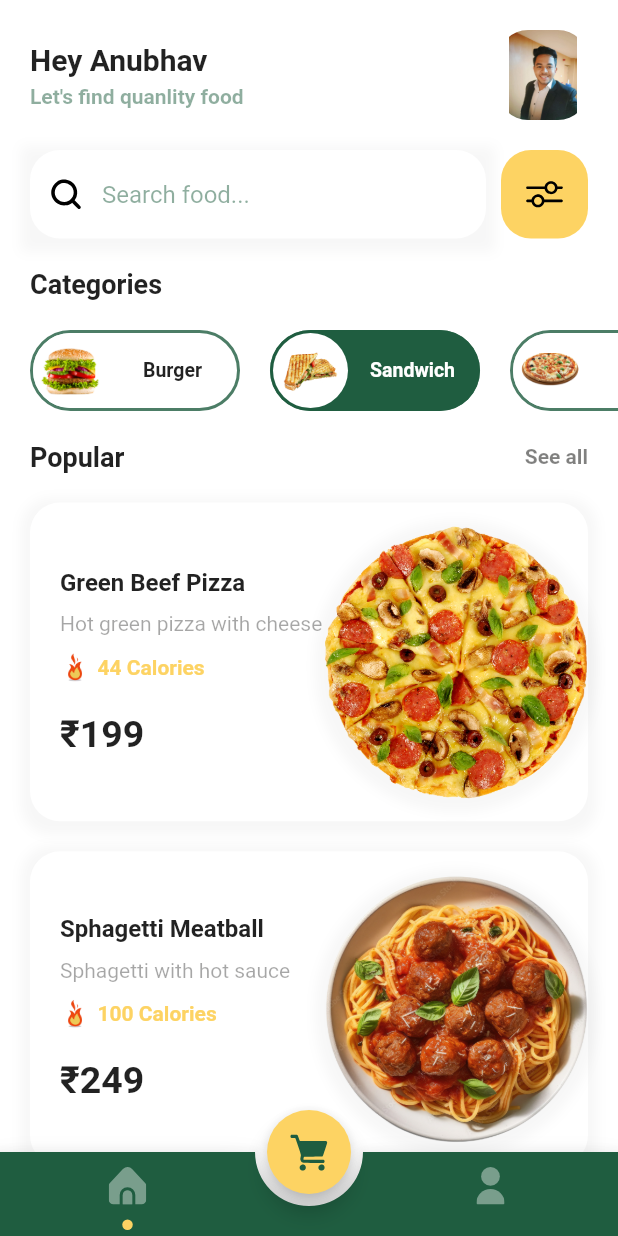
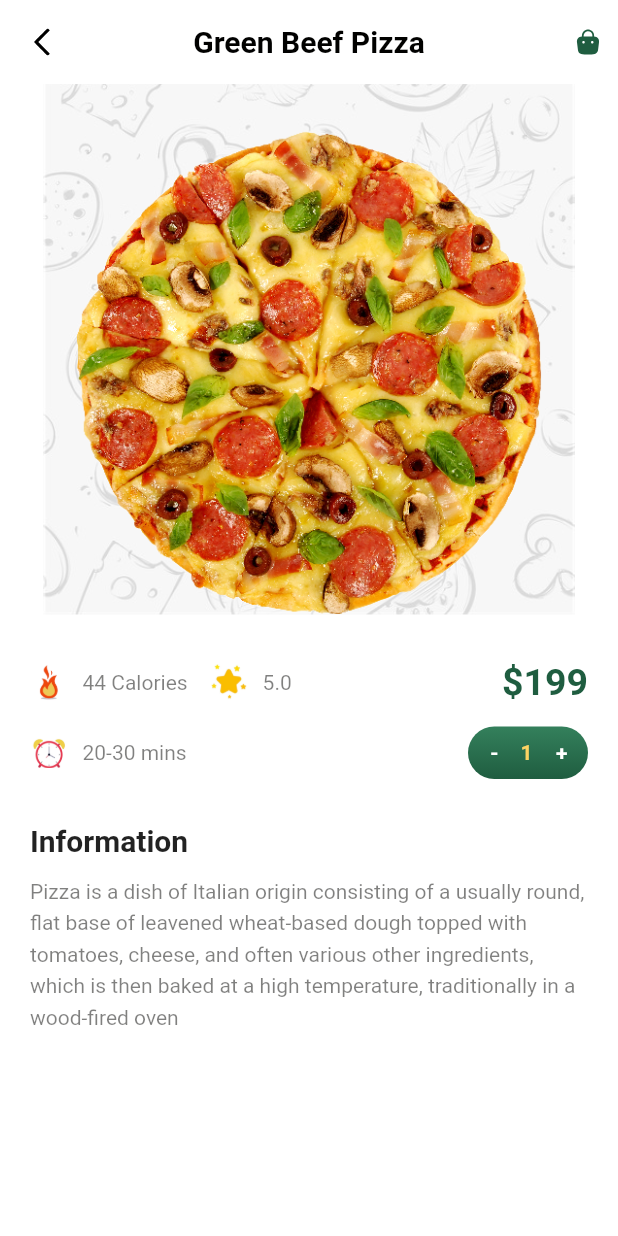
Before and after one commit to anubhavyadav111/foodapp, a Flutter app: the screen it shows after launch, after a tap on "Green Beef Pizza", on a phone screen of 412 x 824 dp. Run offline on Flutter 3.47's test engine with Material 2 defaults, Android fonts, the phone set to English and light mode, and no system bars; drawn by our look-alikes of animated_bottom_navigation_bar, scroll_to_index; our stand-ins replace flutter_svg, get.

Commit message:
food app ui done

```diff
--- /dev/null
+++ b/lib/components/backward_button.dart
@@ -0,0 +1,30 @@
+import 'package:flutter/material.dart';
+import 'package:flutter_svg/flutter_svg.dart';
+import 'package:get/get.dart';
+import 'package:get/get_navigation/get_navigation.dart';
+
+class BackwardButton extends StatelessWidget {
+  const BackwardButton({super.key});
+
+  @override
+  Widget build(BuildContext context) {
+    return Material(
+      color: Colors.transparent,
+      child: InkWell(
+        onTap: () {
+          Get.back();
+        },
+        borderRadius: BorderRadius.circular(100),
+        child: Container(
+          decoration: BoxDecoration(
+            borderRadius: BorderRadius.circular(100),
+          ),
+          padding: EdgeInsets.all(19),
+          width: 20,
+          height: 20,
+          child: SvgPicture.asset("assets/icons/arrow-backward.svg"),
+        ),
+      ),
+    );
+  }
+}
--- /dev/null
+++ b/lib/components/custom_quality.dart
@@ -0,0 +1,48 @@
+
+import 'package:flutter/material.dart';
+import 'package:foodapp/color.dart';
+
+class CustomQuality extends StatelessWidget {
+  const CustomQuality({super.key});
+
+  @override
+  Widget build(BuildContext context) {
+    return Container(
+      height: 35,
+      width: 80,
+      decoration: BoxDecoration(
+          borderRadius: BorderRadius.circular(40), gradient: gradientPrimary),
+      child: Row(children: [
+        Container(
+          width: 35,
+          height: 35,
+          decoration: BoxDecoration(
+            borderRadius: BorderRadius.circular(100),
+          ),
+          child: Center(
+              child: Text(
+            "-",
+            style: TextStyle(color: white, fontWeight: FontWeight.bold),
+          )),
+        ),
+        Expanded(
+            child: Text(
+          "1",
+          style: TextStyle(color: secodPrimary, fontWeight: FontWeight.bold),
+        )),
+        Container(
+          width: 35,
+          height: 35,
+          decoration: BoxDecoration(
+            borderRadius: BorderRadius.circular(100),
+          ),
+          child: Center(
+              child: Text(
+            "+",
+            style: TextStyle(color: white, fontWeight: FontWeight.bold),
+          )),
+        )
+      ]),
+    );
+  }
+}
--- a/lib/components/product_item.dart
+++ b/lib/components/product_item.dart
@@ -4,7 +4,7 @@ import 'package:foodapp/constant.dart';
 
 class ProductItem extends StatelessWidget {
   final String title;
-  final String descripiton;
+  final String descripton;
   final String price;
   final String calory;
   final String image;
@@ -12,7 +12,7 @@ class ProductItem extends StatelessWidget {
   const ProductItem({
     super.key,
     this.title = "",
-    this.descripiton = "",
+    this.descripton = "",
     this.calory = "",
     this.price = "",
     this.image = "",
@@ -53,7 +53,7 @@ class ProductItem extends StatelessWidget {
                   height: 10,
                 ),
                 Text(
-                  descripiton,
+                  descripton,
                   style: TextStyle(
                       color: black.withOpacity(0.35),
                       fontSize: 14,
@@ -85,7 +85,7 @@ class ProductItem extends StatelessWidget {
                   height: gap,
                 ),
                 Text(
-                  "\₹" + price,
+                  "₹" + price,
                   style: TextStyle(fontSize: 25, fontWeight: FontWeight.bold),
                 )
               ],
@@ -106,7 +106,9 @@ class ProductItem extends StatelessWidget {
               child: ClipRRect(
                 borderRadius: BorderRadius.circular(100),
                 child: Container(
-                  child: Image.asset("assets/images/" + image),
+                  child: Hero(
+                      tag: tag,
+                      child: Image.asset("assets/images/" + image)),
                 ),
               ),
             ),
--- /dev/null
+++ b/lib/pages/detail/detail_binding.dart
@@ -0,0 +1,9 @@
+import 'package:foodapp/pages/detail/detail_controller.dart';
+import 'package:get/get.dart';
+
+class DetailBinding extends Bindings {
+  @override
+  void dependencies() {
+    Get.lazyPut(() => DetailController());
+  }
+}
--- /dev/null
+++ b/lib/pages/detail/detail_controller.dart
@@ -0,0 +1,16 @@
+import 'package:get/get.dart';
+
+class DetailController extends GetxController {
+  // get data from passing params
+
+  var params = Get.arguments;
+  var data;
+
+  @override
+  void onInit() {
+    if (params != null) {
+      data = params["data"];
+    }
+    super.onInit();
+  }
+}
--- /dev/null
+++ b/lib/pages/detail/detail_view.dart
@@ -0,0 +1,169 @@
+import 'package:flutter/material.dart';
+import 'package:flutter_svg/svg.dart';
+import 'package:foodapp/color.dart';
+import 'package:foodapp/components/backward_button.dart';
+import 'package:foodapp/components/custom_quality.dart';
+import 'package:foodapp/constant.dart';
+import 'package:foodapp/pages/detail/detail_controller.dart';
+import 'package:get/get.dart';
+
+class DetailView extends GetView<DetailController> {
+  const DetailView({Key? key}) : super(key: key);
+
+  @override
+  Widget build(BuildContext context) {
+    return Scaffold(
+      appBar: _buildAppbar(),
+      body: _buildBody(),
+    );
+  }
+
+  AppBar _buildAppbar() {
+    return AppBar(
+      title: Text(
+        controller.data["title"],
+        style: TextStyle(fontSize: 20, fontWeight: FontWeight.w600),
+      ),
+      elevation: 0,
+      leading: BackwardButton(),
+      actions: [
+        Center(
+          child: Material(
+            color: Colors.transparent,
+            child: InkWell(
+              onTap: () {},
+              borderRadius: BorderRadius.circular(100),
+              child: Container(
+                margin: EdgeInsets.only(right: 10),
+                decoration:
+                    BoxDecoration(borderRadius: BorderRadius.circular(100)),
+                width: 20,
+                height: 20,
+                child: SvgPicture.asset(
+                  "assets/icons/bag-bold.svg",
+                  color: primary,
+                ),
+              ),
+            ),
+          ),
+        )
+      ],
+    );
+  }
+
+  Widget _buildBody() {
+    return SingleChildScrollView(
+      child: Column(
+        children: [
+          Stack(
+            children: [
+              Container(
+                width: Get.width,
+                height: Get.height * 0.43,
+                child: Image.asset("assets/images/product-background.jpg"),
+              ),
+              Container(
+                padding: EdgeInsets.only(left: 50, right: 50, top: 30),
+                child: ClipRRect(
+                  borderRadius: BorderRadius.circular(100),
+                  child: Hero(
+                      tag: controller.data["id"],
+                      child: Image.asset(
+                          "assets/images/" + controller.data["image"])),
+                ),
+              )
+            ],
+          ),
+          Container(
+            padding: EdgeInsets.only(left: gap, right: gap),
+            child: Column(
+              crossAxisAlignment: CrossAxisAlignment.start,
+              children: [
+                SizedBox(
+                  height: 30,
+                ),
+                _getProductInformation(),
+                SizedBox(
+                  height: 30,
+                ),
+                _getDetail()
+              ],
+            ),
+          )
+        ],
+      ),
+    );
+  }
+
+  Widget _getProductInformation() {
+    return Column(
+      children: [
+        Row(
+          mainAxisAlignment: MainAxisAlignment.spaceBetween,
+          children: [
+            Row(children: [
+              _getIcon(icon: "fire.png", title: controller.data["calories"]),
+              SizedBox(
+                width: 15,
+              ),
+              _getIcon(icon: "star.png", title: "5.0"),
+            ]),
+            Text(
+              "\$" + controller.data["price"],
+              style: TextStyle(
+                  color: primary, fontWeight: FontWeight.bold, fontSize: 25),
+            )
+          ],
+        ),
+        SizedBox(
+          height: 15,
+        ),
+        Row(
+          mainAxisAlignment: MainAxisAlignment.spaceBetween,
+          children: [
+            _getIcon(icon: "clock.png", title: "20-30 mins"),
+            CustomQuality()
+          ],
+        )
+      ],
+    );
+  }
+
+  Widget _getDetail() {
+    return Column(
+      crossAxisAlignment: CrossAxisAlignment.start,
+      children: [
+        Text(
+          "Information",
+          style: TextStyle(fontSize: 20, fontWeight: FontWeight.bold),
+        ),
+        SizedBox(
+          height: 10,
+        ),
+        Text(
+          "Pizza is a dish of Italian origin consisting of a usually round, flat base of leavened wheat-based dough topped with tomatoes, cheese, and often various other ingredients, which is then baked at a high temperature, traditionally in a wood-fired oven",
+          style: TextStyle(color: black.withOpacity(0.5), height: 1.5),
+        )
+      ],
+    );
+  }
+
+  _getIcon({String icon = "", String title = ""}) {
+    return Row(
+      children: [
+        Container(
+          width: 25,
+          height: 25,
+          child: Image.asset("assets/images/" + icon),
+        ),
+        SizedBox(
+          width: 10,
+        ),
+        Text(
+          title,
+          style: TextStyle(color: black.withOpacity(0.5)),
+        )
+      ],
+    );
+  }
+}
--- a/lib/pages/home/home_view.dart
+++ b/lib/pages/home/home_view.dart
@@ -159,51 +159,6 @@ class HomeView extends GetView<HomeController> {
     );
   }
 
-  // Widget _getPopular() {
-  //   return Container(
-  //     padding: EdgeInsets.only(top: gap),
-  //     child: Column(
-  //       children: [
-  //         Container(
-  //           padding: EdgeInsets.only(left: gap, right: gap),
-  //           child: Row(
-  //             mainAxisAlignment: MainAxisAlignment.spaceBetween,
-  //             children: [
-  //               Text(
-  //                 "Popular",
-  //                 style: TextStyle(
-  //                   fontWeight: FontWeight.bold,
-  //                   fontSize: 18,
-  //                 ),
-  //               ),
-  //               Text(
-  //                 'See all',
-  //                 style: TextStyle(
-  //                     color: black.withOpacity(.5),
-  //                     fontWeight: FontWeight.w600),
-  //               ),
-  //             ],
-  //           ),
-  //         ),
-  //         SizedBox(
-  //           height: gap,
-  //         ),
-  //         Column(
-  //           children: List.generate(PRODUCTS.length, (index) {
-  //             var product = PRODUCTS[index];
-  //             return ProductItem(
-  //               title: product["title"],
-  //               descripiton: product["desciption"],
-  //               calory: product["calories"],
-  //               price: product["price"],
-  //               image: product["image"],
-  //             );
-  //           }),
-  //         ),
-  //       ],
-  //     ),
-  //   );
-  // }
   Widget _getPopular() {
     return Container(
       padding: EdgeInsets.only(top: gap),
@@ -216,14 +171,17 @@ class HomeView extends GetView<HomeController> {
               children: [
                 Text(
                   "Popular",
-                  style: TextStyle(fontWeight: FontWeight.bold, fontSize: 18),
+                  style: TextStyle(
+                    fontWeight: FontWeight.bold,
+                    fontSize: 18,
+                  ),
                 ),
                 Text(
-                  "See all",
+                  'See all',
                   style: TextStyle(
-                      color: black.withOpacity(0.5),
+                      color: black.withOpacity(.5),
                       fontWeight: FontWeight.w600),
-                )
+                ),
               ],
             ),
           ),
@@ -243,7 +201,7 @@ class HomeView extends GetView<HomeController> {
                   child: ProductItem(
                     tag: product["id"],
                     title: product["title"],
-                    descripiton: product["description"],
+                    descripton: product["description"],
                     calory: product["calories"],
                     price: product["price"],
                     image: product["image"],
@@ -251,9 +209,73 @@ class HomeView extends GetView<HomeController> {
                 );
               }),
             ),
-          )
+          ),
+
+          // Column(
+          //   children: List.generate(PRODUCTS.length, (index) {
+          //     var product = PRODUCTS[index];
+          //     return ProductItem(
+          //       title: product["title"],
+          //       descripiton: product["desciption"],
+          //       calory: product["calories"],
+          //       price: product["price"],
+          //       image: product["image"],
+          //     );
+          //   }),
+          // ),
         ],
       ),
     );
   }
+  // Widget _getPopular() {
+  //   return Container(
+  //     padding: EdgeInsets.only(top: gap),
+  //     child: Column(
+  //       children: [
+  //         Container(
+  //           padding: EdgeInsets.only(left: gap, right: gap),
+  //           child: Row(
+  //             mainAxisAlignment: MainAxisAlignment.spaceBetween,
+  //             children: [
+  //               Text(
+  //                 "Popular",
+  //                 style: TextStyle(fontWeight: FontWeight.bold, fontSize: 18),
+  //               ),
+  //               Text(
+  //                 "See all",
+  //                 style: TextStyle(
+  //                     color: black.withOpacity(0.5),
+  //                     fontWeight: FontWeight.w600),
+  //               )
+  //             ],
+  //           ),
+  //         ),
+  //         SizedBox(
+  //           height: gap,
+  //         ),
+  //         Container(
+  //           padding: EdgeInsets.only(left: gap, right: gap),
+  //           child: Column(
+  //             children: List.generate(PRODUCTS.length, (index) {
+  //               var product = PRODUCTS[index];
+  //               return GestureDetector(
+  //                 onTap: () {
+
+  //                 },
+  //                 child: ProductItem(
+  //                   tag: product["id"],
+  //                   title: product["title"],
+  //                   descripiton: product["description"],
+  //                   calory: product["calories"],
+  //                   price: product["price"],
+  //                   image: product["image"],
+  //                 ),
+  //               );
+  //             }),
+  //           ),
+  //         )
+  //       ],
+  //     ),
+  //   );
+  // }
 }
--- a/lib/routers/app_route_page.dart
+++ b/lib/routers/app_route_page.dart
@@ -1,5 +1,7 @@
 //define all the page here
 
+import 'package:foodapp/pages/detail/detail_binding.dart';
+import 'package:foodapp/pages/detail/detail_view.dart';
 import 'package:foodapp/pages/home/home_binding.dart';
 import 'package:foodapp/pages/home/home_view.dart';
 import 'package:foodapp/pages/root/root_binding.dart';
@@ -19,5 +21,10 @@ class AppRoutePage {
       page: () => RootView(),
       binding: RootBinding(),
     ),
+    GetPage(
+      name: AppRouteName.detail,
+      page: () => DetailView(),
+      binding: DetailBinding(),
+    ),
   ];
 }
```
